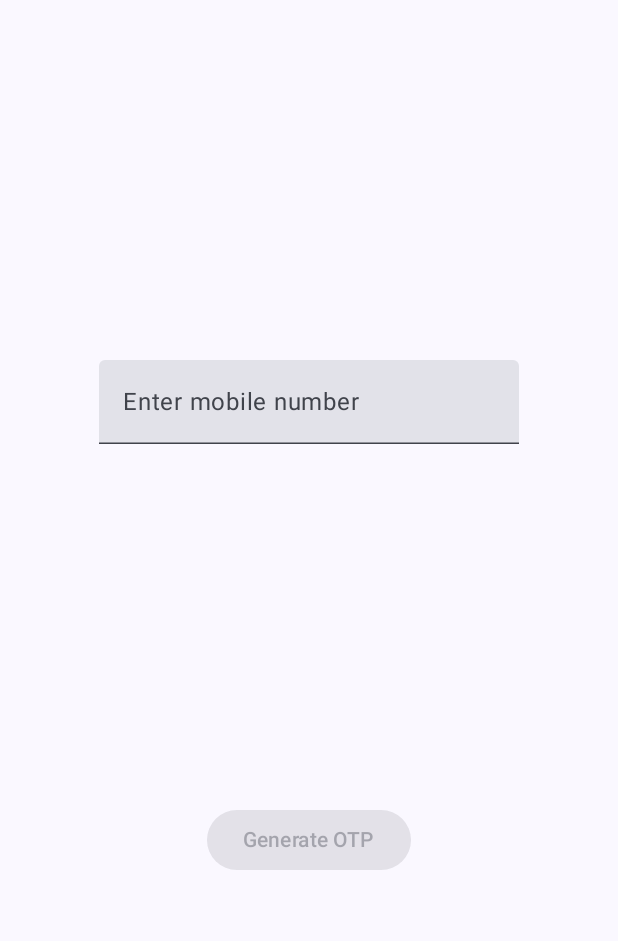
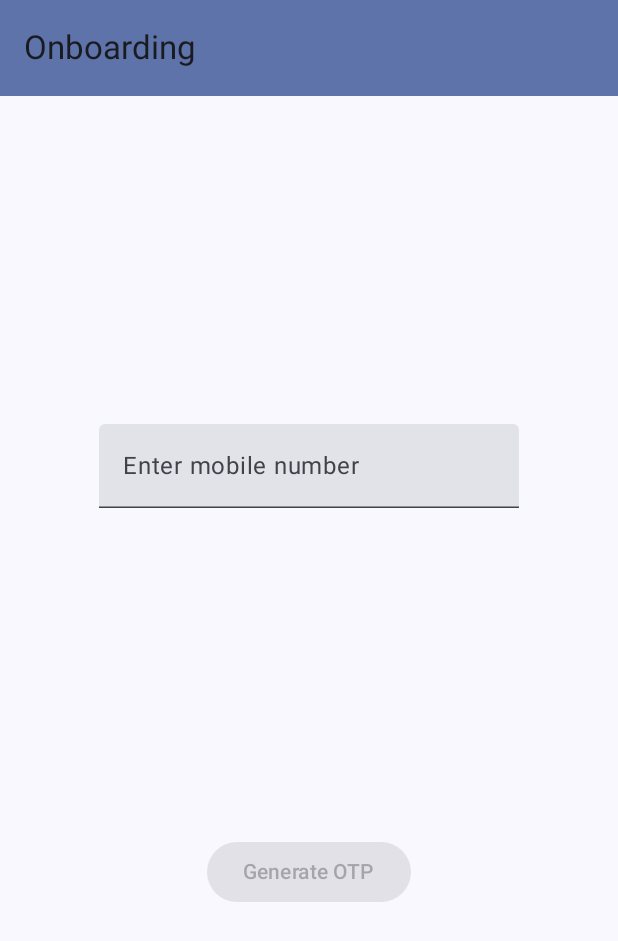
Before and after one commit to jainbrothers/gymApp, an Android app built with Jetpack Compose: the screen it shows after launch (MainActivity), on a phone screen of 412 x 824 dp. Shown: the top 941 px of the screen. Run offline under Robolectric (Android 15) with nearby library versions, the phone set to English and light mode, and no system bars; our stand-ins replace Dagger/Hilt's generated code, Firebase (no records; nobody signed in at launch, a user with empty details on screens opened directly); libraries missing offline, so code that uses them is left out: com.jakewharton.retrofit2.

Commit message:
Changes to add top app bar.

```diff
--- a/app/src/main/java/com/example/gymapp/ui/navigation/GymNavGraph.kt
+++ b/app/src/main/java/com/example/gymapp/ui/navigation/GymNavGraph.kt
@@ -19,12 +19,27 @@ package com.example.flightsearchapp.ui.navigation
 import android.os.Build
 import androidx.annotation.RequiresApi
 import androidx.compose.foundation.layout.fillMaxWidth
+import androidx.compose.foundation.layout.padding
+import androidx.compose.material.icons.Icons
+import androidx.compose.material.icons.filled.ArrowBack
+import androidx.compose.material3.ExperimentalMaterial3Api
+import androidx.compose.material3.Icon
+import androidx.compose.material3.IconButton
+import androidx.compose.material3.MaterialTheme
+import androidx.compose.material3.Scaffold
+import androidx.compose.material3.Text
+import androidx.compose.material3.TopAppBar
+import androidx.compose.material3.TopAppBarDefaults
 import androidx.compose.runtime.Composable
+import androidx.compose.runtime.getValue
 import androidx.compose.ui.Modifier
+import androidx.compose.ui.res.stringResource
 import androidx.navigation.NavHostController
 import androidx.navigation.compose.NavHost
 import androidx.navigation.compose.composable
+import androidx.navigation.compose.currentBackStackEntryAsState
 import androidx.navigation.compose.rememberNavController
+import com.example.gymapp.R
 import com.example.gymapp.ui.screen.enumeration.ScreenName
 import com.example.gymapp.ui.screen.HomeScreen
 import com.example.gymapp.ui.screen.LocationPermissionScreen
@@ -32,21 +47,65 @@ import com.example.gymapp.ui.screen.OtpVerificationScreen
 import com.example.gymapp.ui.screen.SplashScreen
 import com.example.gymapp.ui.screen.UserRegisterScreen
 
+@OptIn(ExperimentalMaterial3Api::class)
+@Composable
+fun GymAppBar(
+    currentScreen: ScreenName,
+    canNavigateBack: Boolean,
+    navigateUp: () -> Unit,
+    modifier: Modifier = Modifier
+) {
+    TopAppBar(
+        title = { Text(stringResource(currentScreen.title)) },
+        colors = TopAppBarDefaults.mediumTopAppBarColors(
+            containerColor = MaterialTheme.colorScheme.primaryContainer
+        ),
+        modifier = modifier,
+        navigationIcon = {
+            if (canNavigateBack) {
+                IconButton(onClick = navigateUp) {
+                    Icon(
+                        imageVector = Icons.Filled.ArrowBack,
+                        contentDescription = stringResource(R.string.back_button)
+                    )
+                }
+            }
+        }
+    )
+}
+
 /**
  * Provides Navigation graph for the application.
  */
+@OptIn(ExperimentalMaterial3Api::class)
 @RequiresApi(Build.VERSION_CODES.Q)
 @Composable
 fun GymNavHost(
     navController: NavHostController = rememberNavController(),
     modifier: Modifier = Modifier,
 ) {
+    // Get current back stack entry
+    val backStackEntry by navController.currentBackStackEntryAsState()
+    // Get the name of the current screen
+    val startDestination = ScreenName.valueOf(
+        backStackEntry?.destination?.route ?: ScreenName.SPLASH_SCREEN.name
+    )
 
-    var startDestination = ScreenName.SPLASH_SCREEN.name
+//    var startDestination = ScreenName.SPLASH_SCREEN.name
+    Scaffold(
+        topBar = {
+            GymAppBar(
+                currentScreen = startDestination,
+                canNavigateBack = navController.previousBackStackEntry != null,
+                navigateUp = { navController.navigateUp() })
+        }
+    ) { innerPadding ->
         NavHost(
             navController,
-        startDestination,
-        modifier.fillMaxWidth()
+            startDestination.name,
+            modifier
+                .padding(innerPadding)
+                .fillMaxWidth()
         ) {
             composable(route = ScreenName.SPLASH_SCREEN.name) {
                 SplashScreen(
@@ -83,3 +142,4 @@ fun GymNavHost(
             }
         }
     }
+}
--- a/app/src/main/java/com/example/gymapp/ui/screen/enumeration/ScreenName.kt
+++ b/app/src/main/java/com/example/gymapp/ui/screen/enumeration/ScreenName.kt
@@ -1,9 +1,12 @@
 package com.example.gymapp.ui.screen.enumeration
 
-enum class ScreenName {
-    SPLASH_SCREEN,
-    USER_REGISTER_SCREEN,
-    OTP_VERIFICATION_SCREEN,
-    HOME_SCREEN,
-    LOCATION_PERMISSION_SCREEN
+import androidx.annotation.StringRes
+import com.example.gymapp.R
+
+enum class ScreenName(@StringRes val title: Int) {
+    SPLASH_SCREEN(title = R.string.app_name),
+    USER_REGISTER_SCREEN(title = R.string.onboarding),
+    OTP_VERIFICATION_SCREEN( title = R.string.otp_verification),
+    HOME_SCREEN(title = R.string.gym_listing),
+    LOCATION_PERMISSION_SCREEN(R.string.location_permission)
 }
--- a/app/src/main/java/com/example/gymapp/ui/screen/viewmodel/state/OtpVerificationUiState.kt
+++ b/app/src/main/java/com/example/gymapp/ui/screen/viewmodel/state/OtpVerificationUiState.kt
@@ -1,6 +1,4 @@
 package com.example.gymapp.ui.screen.viewmodel.state
-
-import com.example.gymapp.ui.screen.enumeration.ErrorCode
 
 data class OtpVerificationUiState (
     val otp: String = "",
--- a/app/src/main/res/values/strings.xml
+++ b/app/src/main/res/values/strings.xml
@@ -19,4 +19,9 @@
     <string name="otp_verification_failed">OTP verification failed</string>
     <string name="otp_verification_failed_due_to_invalid_code">OTP verification failed due to invalid code</string>
     <string name="trigger_dispatch_otp_failed">Trigger dispatch OTP failed</string>
+    <string name="back_button">Back button</string>
+    <string name="onboarding">Onboarding</string>
+    <string name="otp_verification">OTP verification</string>
+    <string name="gym_listing">Gym listing</string>
+    <string name="location_permission">location permission</string>
 </resources>
```
Also changed, not shown: 1 other file. Lines whose indentation alone changed are shown as unchanged.
